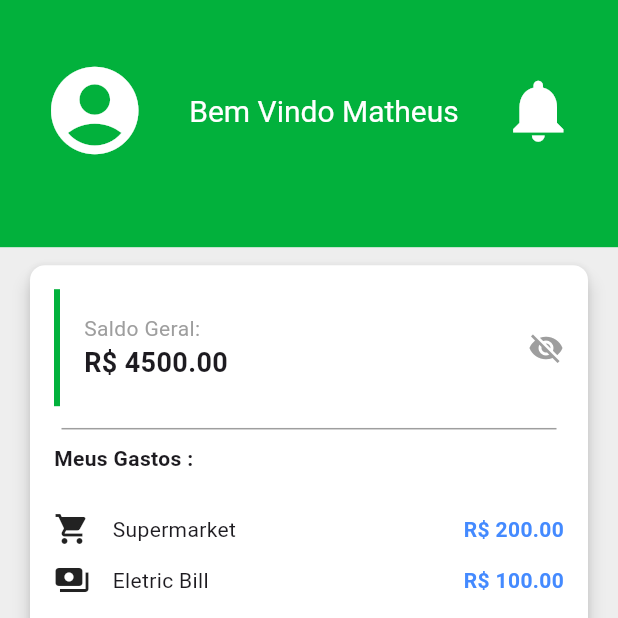
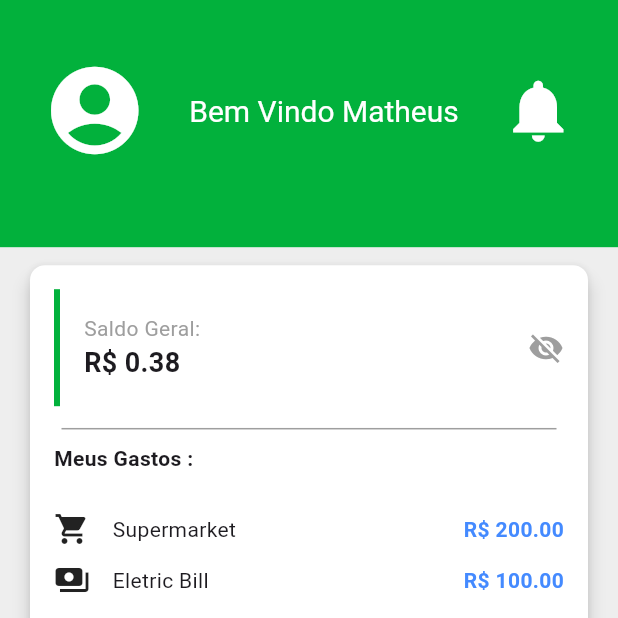
Before and after one commit to Ma1heusSantos/GranaGuru, a Flutter app: the screen it shows after launch, on a phone screen of 412 x 824 dp, the top half of it. Run offline on Flutter 3.47's test engine with Material 3 defaults, Android fonts, the phone set to English and light mode, and no system bars.

Commit message:
concluindo a primeira etapa do projeto

```diff
--- a/lib/Home.dart
+++ b/lib/Home.dart
@@ -61,7 +61,7 @@ class MyCard extends StatelessWidget {
                                   "Saldo Geral:",
                                   style: TextStyle(color: Colors.grey),
                                 ),
-                                Text("R\$ 4500.00",
+                                Text("R\$ 0.38",
                                     style: TextStyle(
                                         fontWeight: FontWeight.bold,
                                         fontSize: 18)),
```
